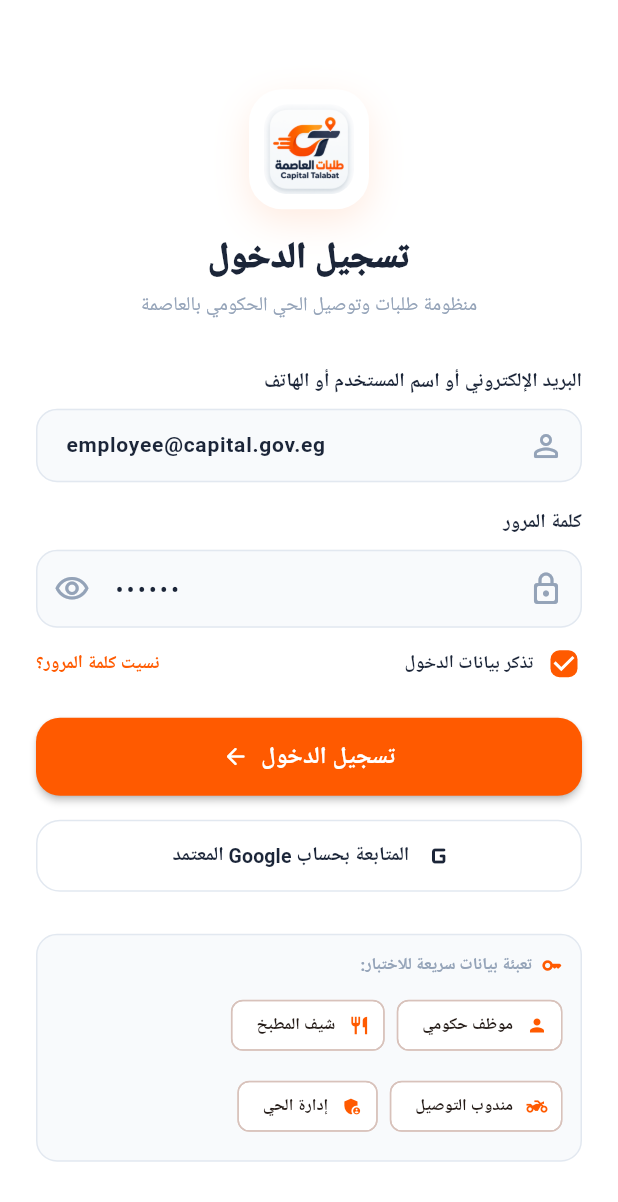
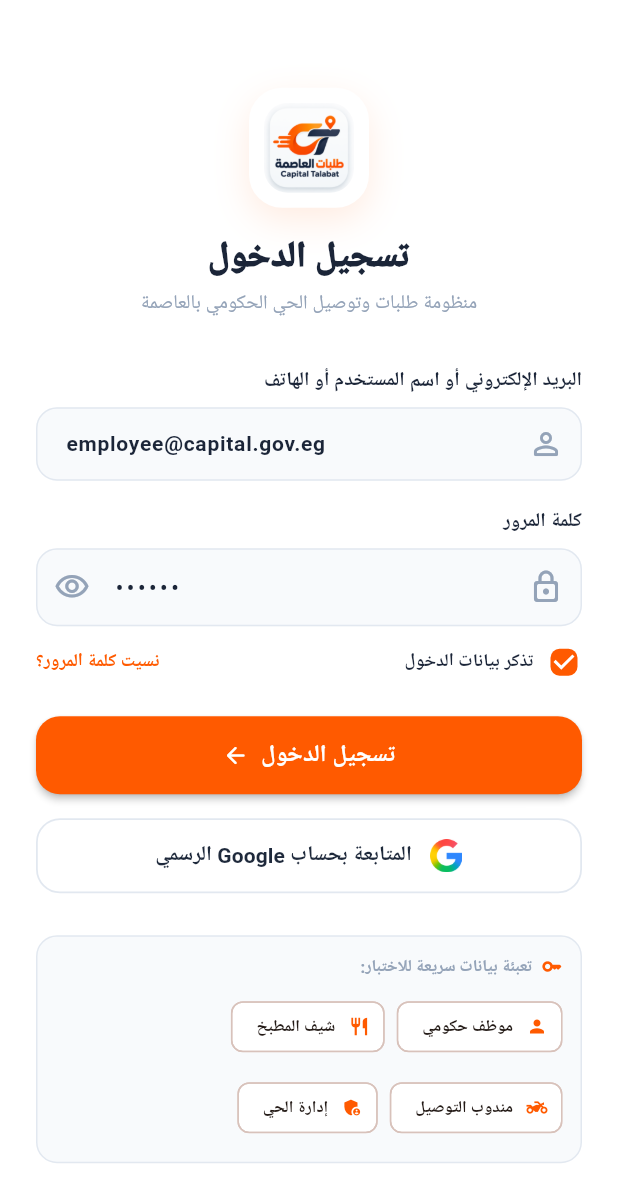
Before and after one commit to Moh-saudi/Sangoub, a Flutter app: the LoginScreen screen opened directly, on a phone screen of 412 x 824 dp. Shown: the top 1202 px of the screen. Run offline on Flutter 3.47's test engine with Material 3 defaults, Android fonts, the phone set to English and light mode, and no system bars; our stand-ins replace cloud_firestore, firebase_auth, firebase_core, flutter_animate, google_fonts, shared_preferences; accounts and stored records are empty; Roboto replaces fonts that are missing (Cairo).

Commit message:
fix(auth): add official Google logo PNG asset and render in login screen

```diff
--- a/mobile_app/lib/screens/auth/login_screen.dart
+++ b/mobile_app/lib/screens/auth/login_screen.dart
@@ -388,28 +388,37 @@ class _LoginScreenState extends State<LoginScreen> {
                     const SizedBox(height: 16),
 
                     // ─── Google SSO ─────────────────────────────────────
-                    OutlinedButton.icon(
+                    OutlinedButton(
                       onPressed: authProvider.isLoading ? null : _handleGoogleSignIn,
                       style: OutlinedButton.styleFrom(
-                        minimumSize: const Size.fromHeight(48),
+                        minimumSize: const Size.fromHeight(50),
                         foregroundColor: AppColors.navy,
-                        side: const BorderSide(color: AppColors.border),
+                        backgroundColor: Colors.white,
+                        side: const BorderSide(color: Color(0xFFE2E8F0), width: 1.2),
                         shape: RoundedRectangleBorder(
                           borderRadius: BorderRadius.circular(16),
                         ),
+                        padding: const EdgeInsets.symmetric(horizontal: 16, vertical: 12),
                       ),
-                      icon: Image.network(
-                        'https://www.gstatic.com/firebasejs/ui/2.0.0/images/auth/google.svg',
-                        height: 18,
-                        errorBuilder: (context, error, stackTrace) =>
-                            const Icon(Icons.g_mobiledata_rounded, size: 24),
-                      ),
-                      label: Text(
-                        'المتابعة بحساب Google المعتمد',
-                        style: GoogleFonts.cairo(
-                          fontSize: 13,
-                          fontWeight: FontWeight.w600,
-                        ),
+                      child: Row(
+                        mainAxisAlignment: MainAxisAlignment.center,
+                        children: [
+                          Image.asset(
+                            'assets/images/google_logo.png',
+                            width: 22,
+                            height: 22,
+                            fit: BoxFit.contain,
+                          ),
+                          const SizedBox(width: 12),
+                          Text(
+                            'المتابعة بحساب Google الرسمي',
+                            style: GoogleFonts.cairo(
+                              fontSize: 14,
+                              fontWeight: FontWeight.w700,
+                              color: const Color(0xFF1E293B),
+                            ),
+                          ),
+                        ],
                       ),
                     ),
 
```
Also changed, not shown: mobile_app/assets/images/google_logo.png (added).
